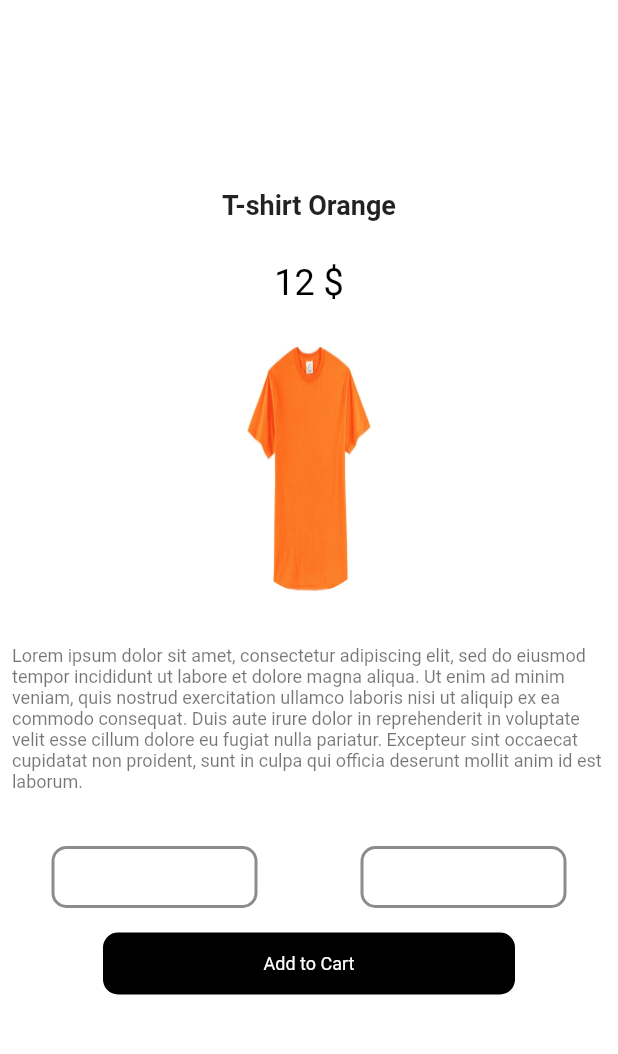
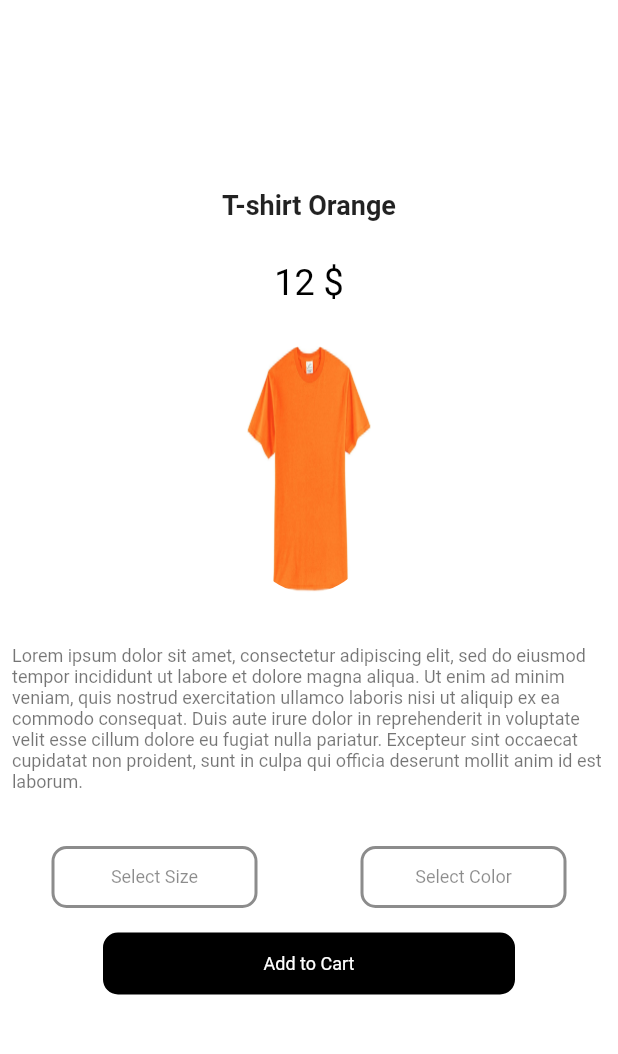
Before and after one commit to shimaayasser66/BulxTask, a Flutter app: the screen it shows after launch, after a tap on "Add to Cart", on a phone screen of 412 x 824 dp, the part 68-1122 px from its top. Run offline on Flutter 3.47's test engine with Material 2 defaults, Android fonts, the phone set to English and light mode, and no system bars.

Commit message:
drawer re-edit

```diff
--- a/lib/screens/details.dart
+++ b/lib/screens/details.dart
@@ -29,9 +29,9 @@ class _DetailsState extends State<Details> {
     super.initState();
     _product = widget.product;
 
-    selectedSize = "";
+    selectedSize = null;
 
-    selectedColor = "";
+    selectedColor = null;
 
     print(widget.product.price);
 
```
